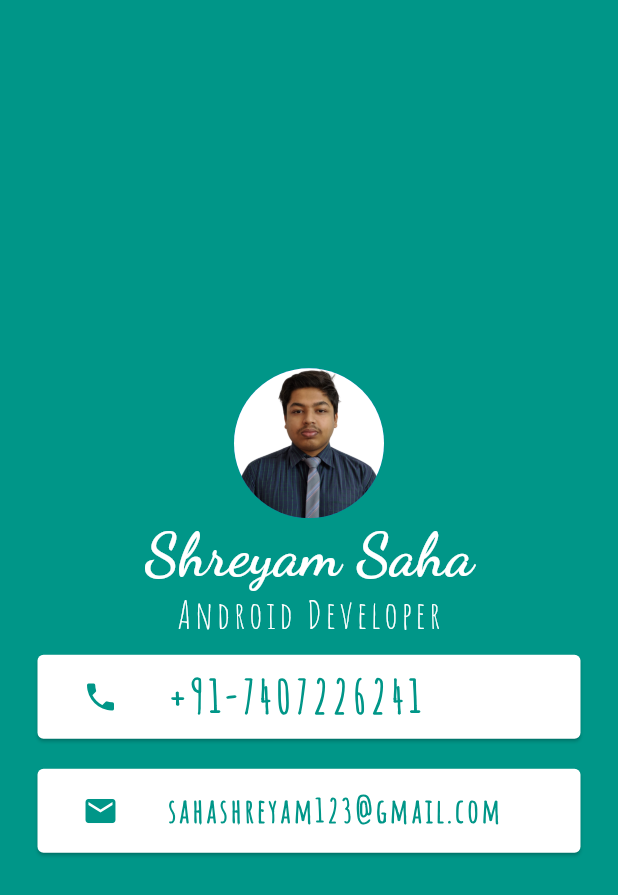
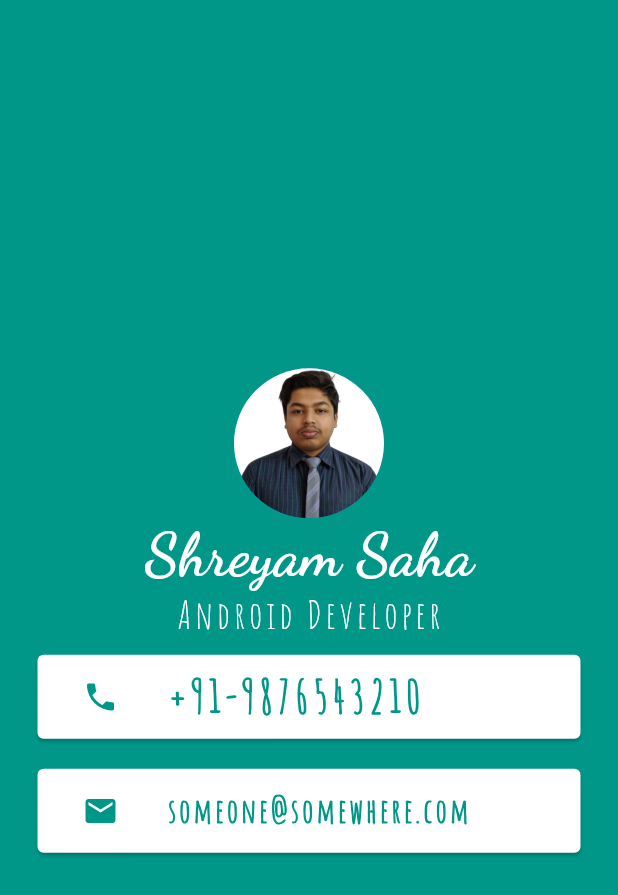
Before and after one commit to Shreyam-Saha/My_Card_App, a Flutter app: the screen it shows after launch, on a phone screen of 412 x 824 dp. Shown: the top 895 px of the screen. Run offline on Flutter 3.47's test engine with Material 2 defaults, Android fonts, the phone set to English and light mode, and no system bars.

Commit message:
My 2nd Application that I made as part of my course. It's a simple app that displays the information of myself. This is done to simply to learn various types of Widgets.

```diff
--- a/lib/main.dart
+++ b/lib/main.dart
@@ -48,7 +48,7 @@ class MyApp extends StatelessWidget {
                       color: Colors.teal,
                     ),
                     title: Text(
-                      '+91-7407226241',
+                      '+91-9876543210',
                       style: TextStyle(
 
                         fontFamily: 'AmaticSC',
@@ -74,7 +74,7 @@ class MyApp extends StatelessWidget {
                         color: Colors.teal,
                       ),
                      title: Text(
-                        'sahashreyam123@gmail.com',
+                        'someone@somewhere.com',
                         style: TextStyle(
                           fontFamily: 'AmaticSC',
                           fontSize: 22,
```
